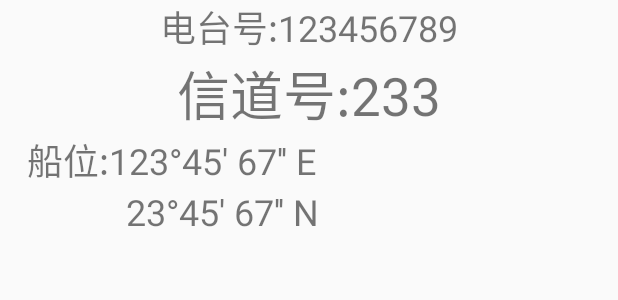
After one commit to YeKK/MyCommenPlayer, an Android app: the layout dialog_rev_xuanhu.xml on its own in the app's theme, with its tools: preview values and no code run, on a phone screen of 412 x 824 dp. The commit adds this screen. Shown: the top 300 px of the screen. Run offline under Robolectric (Android 15) with nearby library versions, the phone set to English and light mode, and no system bars.

Commit message:
# 选呼接收界面

```diff
--- /dev/null
+++ b/CommenPlayer-master/app/src/main/res/layout/dialog_rev_xuanhu.xml
@@ -0,0 +1,52 @@
+<?xml version="1.0" encoding="utf-8"?>
+<LinearLayout xmlns:android="http://schemas.android.com/apk/res/android"
+    android:layout_width="match_parent"
+    android:layout_height="match_parent"
+    android:orientation="vertical">
+
+    <TextView
+        android:id="@+id/zhongduanhao"
+        android:layout_width="match_parent"
+        android:layout_height="wrap_content"
+        android:gravity="center"
+        android:text="电台号:123456789"
+        android:textSize="24dp"/>
+
+    <TextView
+        android:id="@+id/xindaohao"
+        android:layout_width="match_parent"
+        android:layout_height="wrap_content"
+        android:gravity="center"
+        android:text="信道号:233"
+        android:textSize="35dp"/>
+
+    <LinearLayout
+        android:layout_width="match_parent"
+        android:layout_height="wrap_content"
+        android:orientation="horizontal">
+
+        <TextView
+            android:id="@+id/chuanwei"
+            android:layout_width="wrap_content"
+            android:layout_height="wrap_content"
+            android:text="   船位:"
+            android:textSize="24dp" />
+
+        <TextView
+            android:id="@+id/jindu"
+            android:layout_width="wrap_content"
+            android:layout_height="wrap_content"
+            android:text="123°45' 67'' E"
+            android:textSize="24dp" />
+
+    </LinearLayout>
+
+
+    <TextView
+        android:id="@+id/weidu"
+        android:layout_width="match_parent"
+        android:layout_height="wrap_content"
+        android:text="              23°45' 67'' N"
+        android:textSize="24dp"/>
+
+</LinearLayout>
```
Also changed, not shown: CommenPlayer-master/app/src/main/java/com/d/commenplayer/activity/SimpleActivity.java (+44 -1 lines).
